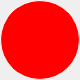
Old version of the form widget.ui in the repository uplanfor/BestWishes.
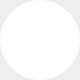
New version of the form. Icons and pictures are not drawn.

Diff of the .ui file:
```diff
--- a/widget.ui
+++ b/widget.ui
@@ -27,8 +27,8 @@
   </property>
   <property name="styleSheet">
    <string notr="true">QLabel{
-background-image: url(:/BestWishes.jpg);
-background-color: red;
+background-color: white;
+background-image: url(&quot;:/BestWishes.png&quot;);
 border: 1px solid white;
 border-radius: 40px;
 }</string>
```
